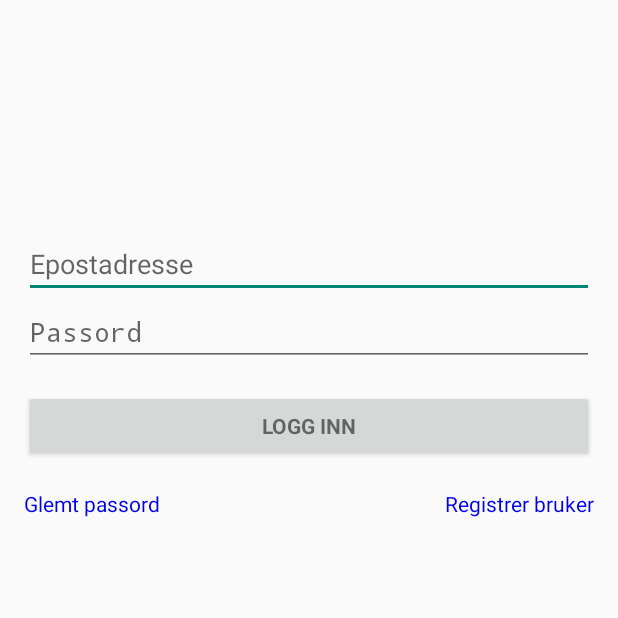
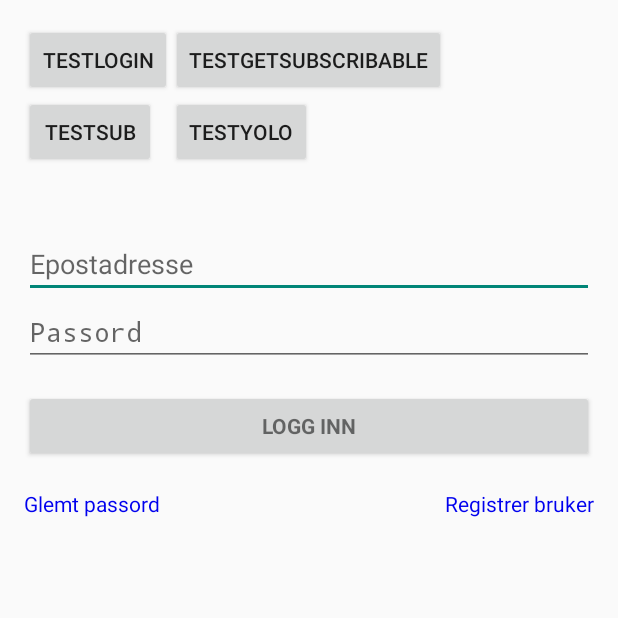
Before and after one commit to PeterHaro/Fiskinfoo, an Android app: the screen it shows after launch (LoginActivity), on a phone screen of 412 x 824 dp, the top half of it. Run offline under Robolectric (Android 15) with nearby library versions, the light colour scheme and no system bars; libraries missing offline, so code that uses them is left out: com.squareup.okhttp; 3 statements that could not run were skipped.

Commit message:
Completed api spec from Barentswatch. Every single functionality has been tested, although not formalized in tests yet.

```diff
--- a/app/build.gradle
+++ b/app/build.gradle
@@ -25,4 +25,5 @@ dependencies {
     compile files('libs/gson-2.3.1.jar')
     compile files('libs/retrofit-1.9.0.jar')
     compile files('libs/okhttp-2.4.0.jar')
+    compile files('libs/okio-1.4.0.jar')
 }
--- a/app/src/main/java/fiskinfoo/no/sintef/fiskinfoo/Implementation/FiskInfoUtility.java
+++ b/app/src/main/java/fiskinfoo/no/sintef/fiskinfoo/Implementation/FiskInfoUtility.java
@@ -43,7 +43,7 @@ public class FiskInfoUtility {
      * @throws ArithmeticException
      *             if the byte count is too large
      */
-    public int copy(InputStream input, OutputStream output) throws IOException {
+    public static int copy(InputStream input, OutputStream output) throws IOException {
         long count = copyLarge(input, output);
         if (count > Integer.MAX_VALUE) {
             return -1;
@@ -68,7 +68,7 @@ public class FiskInfoUtility {
      * @throws IOException
      *             if an I/O error occurs
      */
-    public long copyLarge(InputStream input, OutputStream output) throws IOException {
+    public static long copyLarge(InputStream input, OutputStream output) throws IOException {
         byte[] buffer = new byte[DEFAULT_BUFFER_SIZE];
         long count = 0;
         int n = 0;
@@ -95,7 +95,7 @@ public class FiskInfoUtility {
      * @throws IOException
      *             if an I/O error occurs
      */
-    public byte[] toByteArray(InputStream input) throws IOException {
+    public static byte[] toByteArray(InputStream input) throws IOException {
         ByteArrayOutputStream output = new ByteArrayOutputStream();
         copy(input, output);
         return output.toByteArray();
--- a/app/src/main/java/fiskinfoo/no/sintef/fiskinfoo/Implementation/User.java
+++ b/app/src/main/java/fiskinfoo/no/sintef/fiskinfoo/Implementation/User.java
@@ -13,8 +13,10 @@ public class User implements Parcelable{
     private static final String PREFS_NAME = "no.sintef.fiskinfo";
     private static final String PREFS_KEY = "user";
 
+    //TODO: DO ME SAFELY
     private String username;
     private String password;
+    //TODO: END
     private String token;
     private List<String> mySubscriptions;
     private List<String> availableSubscriptions;
--- a/app/src/main/res/layout/activity_login.xml
+++ b/app/src/main/res/layout/activity_login.xml
@@ -101,6 +101,38 @@
                 android:text="@string/action_sign_up"
                 android:textColor="@color/hyperlink_blue" />
         </RelativeLayout>
+
+        <Button
+            android:layout_width="wrap_content"
+            android:layout_height="wrap_content"
+            android:text="TestLogin"
+            android:id="@+id/button1"
+            android:layout_alignParentTop="true"
+            android:layout_alignParentStart="true" />
+
+        <Button
+            android:layout_width="wrap_content"
+            android:layout_height="wrap_content"
+            android:text="TestGetSubscribable"
+            android:id="@+id/button2"
+            android:layout_alignParentTop="true"
+            android:layout_centerHorizontal="true" />
+
+        <Button
+            android:layout_width="wrap_content"
+            android:layout_height="wrap_content"
+            android:text="TestSub"
+            android:id="@+id/button3"
+            android:layout_below="@+id/button1"
+            android:layout_toEndOf="@+id/login_progress" />
+
+        <Button
+            android:layout_width="wrap_content"
+            android:layout_height="wrap_content"
+            android:text="TestYolo"
+            android:id="@+id/button4"
+            android:layout_alignTop="@+id/button3"
+            android:layout_alignStart="@+id/button2" />
     </RelativeLayout>
 
 </ScrollView>
--- a/app/src/main/res/values/strings.xml
+++ b/app/src/main/res/values/strings.xml
@@ -1,5 +1,5 @@
 <resources>
-    <string name="app_name">UsbTest</string>
+    <string name="app_name">Fiskinfo</string>
 
     <string name="hello_world">Hello world!</string>
     <string name="action_settings">Settings</string>
```
Also changed, not shown: app/src/main/AndroidManifest.xml (+18 -0 lines), app/src/main/java/fiskinfoo/no/sintef/fiskinfoo/Http/BarentswatchApiRetrofit/BarentswatchApi.java (+22 -0 lines), app/src/main/java/fiskinfoo/no/sintef/fiskinfoo/Http/BarentswatchApiRetrofit/IBarentswatchApi.java (+14 -6 lines), app/src/main/java/fiskinfoo/no/sintef/fiskinfoo/LoginActivity.java (+20 -3 lines), app/libs/okio-1.4.0.jar (added).
